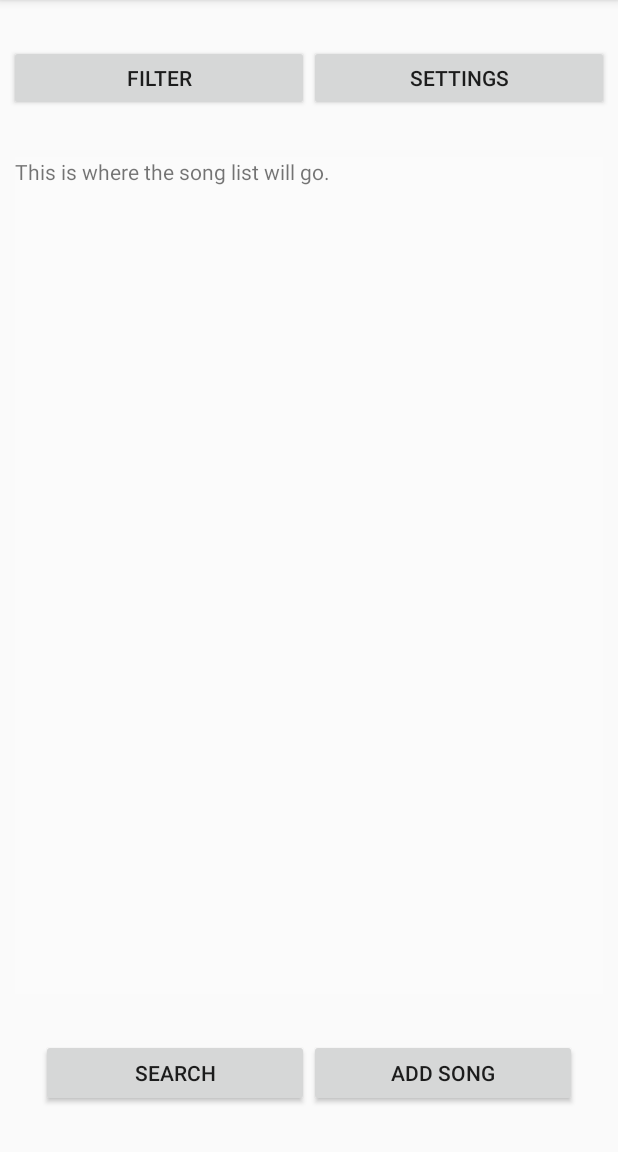
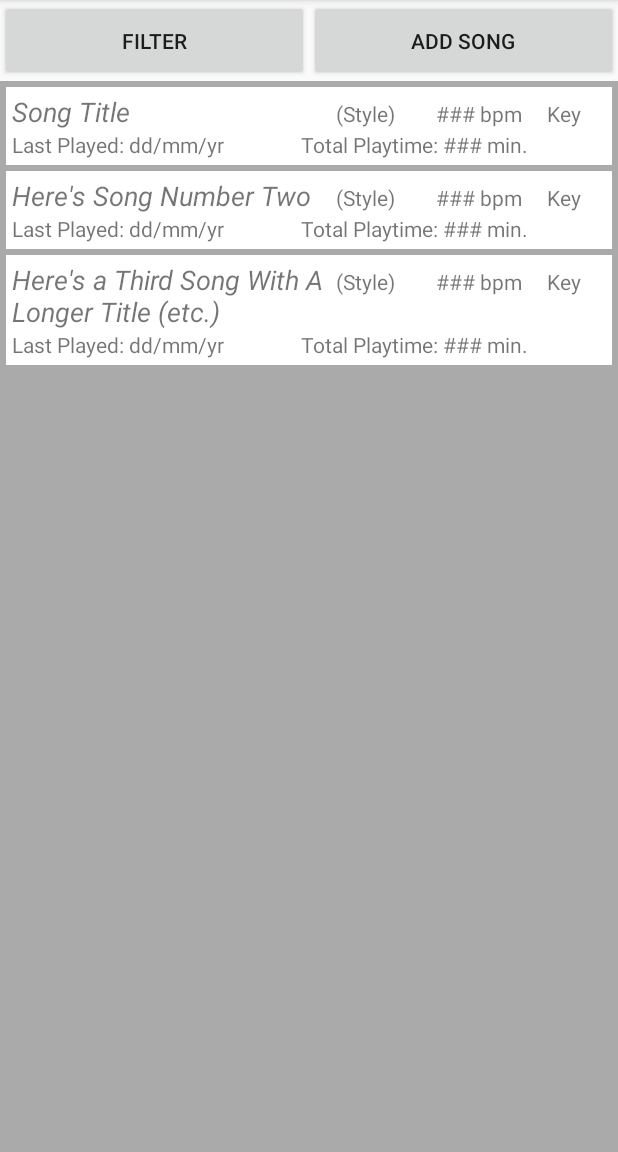
Before and after one commit to calewolf/Repertoire_App, an Android app: the screen it shows after launch (MainActivity), on a phone screen of 412 x 824 dp, the part 84-1236 px from its top. Run offline under Robolectric (Android 15) with nearby library versions, the phone set to English and light mode, and no system bars.

Commit message:
Finished basic UI setup

```diff
--- /dev/null
+++ b/app/src/main/java/com/example/repertoireapp/LayoutAdapter.java
@@ -0,0 +1,53 @@
+package com.example.repertoireapp;
+
+import android.view.LayoutInflater;
+import android.view.View;
+import android.view.ViewGroup;
+import android.widget.TextView;
+
+import androidx.annotation.NonNull;
+import androidx.recyclerview.widget.RecyclerView;
+
+import java.util.ArrayList;
+
+/**
+ * Takes data from the song list passed in and puts it in the RecyclerView.
+ * I still can't explain most of this. I followed a tutorial.
+ */
+public class LayoutAdapter extends RecyclerView.Adapter<LayoutAdapter.SongViewHolder> {
+
+    /** A reference to the song list passed in. */
+    private ArrayList<Song> mySongList;
+
+
+    public static class SongViewHolder extends RecyclerView.ViewHolder {
+        public TextView tempText;
+        public SongViewHolder(@NonNull View itemView) {
+            super(itemView);
+            tempText = itemView.findViewById(R.id.titleText);
+        }
+    }
+
+    public LayoutAdapter(ArrayList<Song> exampleList) {
+        mySongList = exampleList;
+    }
+
+    @NonNull
+    @Override
+    public SongViewHolder onCreateViewHolder(@NonNull ViewGroup parent, int viewType) {
+        View v = LayoutInflater.from(parent.getContext()).inflate(R.layout.song_row, parent, false);
+        SongViewHolder evh = new SongViewHolder(v);
+        return evh;
+    }
+
+    @Override
+    public void onBindViewHolder(@NonNull SongViewHolder holder, int position) {
+        Song currentItem = mySongList.get(position);
+        holder.tempText.setText(currentItem.getTempText());
+    }
+
+    @Override
+    public int getItemCount() {
+        return mySongList.size();
+    }
+}
--- a/app/src/main/java/com/example/repertoireapp/MainActivity.java
+++ b/app/src/main/java/com/example/repertoireapp/MainActivity.java
@@ -1,14 +1,62 @@
 package com.example.repertoireapp;
 
 import androidx.appcompat.app.AppCompatActivity;
+import androidx.recyclerview.widget.LinearLayoutManager;
+import androidx.recyclerview.widget.RecyclerView;
 
 import android.os.Bundle;
+import android.view.View;
+import android.widget.Button;
+import android.widget.LinearLayout;
+
+import java.util.ArrayList;
 
 public class MainActivity extends AppCompatActivity {
+    private RecyclerView mRecyclerView;
+    private RecyclerView.Adapter mAdapter;
+    private RecyclerView.LayoutManager mLayoutManager;
 
     @Override
     protected void onCreate(Bundle savedInstanceState) {
-        super.onCreate(savedInstanceState); // This is a test
+        super.onCreate(savedInstanceState);
         setContentView(R.layout.activity_main);
+
+        // TODO: The Song objects are kept in an ArrayList. Here they are preset.
+        // TODO: Find a way to add and remove songs using the buttons in the app.
+        ArrayList<Song> songList = new ArrayList<>();
+        songList.add(new Song("Song Title"));
+        songList.add(new Song("Here's Song Number Two"));
+        songList.add(new Song("Here's a Third Song With A Longer Title (etc.)"));
+
+        mRecyclerView = findViewById(R.id.recyclerView); // Stores reference to the RecyclerView
+        mRecyclerView.setHasFixedSize(true); // Makes sure it has a fixed size
+        mLayoutManager = new LinearLayoutManager(this);
+
+        // Sets up the RecyclerView adapter. This connects the song list to the layout itself.
+        mAdapter = new LayoutAdapter(songList);
+        mRecyclerView.setLayoutManager(mLayoutManager);
+        mRecyclerView.setAdapter(mAdapter);
+
+        // This sets up a listener for the add song button.
+        Button addSongButton = findViewById(R.id.addSongButton);
+        addSongButton.setOnClickListener(new View.OnClickListener() {
+            @Override
+            public void onClick(View unused) {
+                System.out.println("The add song button was clicked.");
+                // TODO: Implement switching activities to the add song menu.
+            }
+        });
+
+        // This sets up a listener for the add song button.
+        Button filterButton = findViewById(R.id.doFilterButton);
+        filterButton.setOnClickListener(new View.OnClickListener() {
+            @Override
+            public void onClick(View unused) {
+                System.out.println("The filter button was clicked.");
+                // TODO: Implement switching activities to the filter menu.
+            }
+        });
     }
 }
+
+// TODO: Create classes for the Filter, Song, and AddSong menus and make the app work.
--- /dev/null
+++ b/app/src/main/java/com/example/repertoireapp/Song.java
@@ -0,0 +1,28 @@
+package com.example.repertoireapp;
+
+/**
+ * Implements a song to be displayed by song_row.xml.
+ */
+public class Song { // TODO: Finish the Song class constructor and (maybe) getters/setters
+    private String title;
+
+    private String style;
+
+    private int tempo;
+
+    private String key;
+
+    private String lastPlayedDate;
+
+    private int totalPlayMinutes;
+
+    private String tempText;
+
+    public Song(String a) {
+        tempText = a;
+    }
+
+    public String getTempText() {
+        return tempText;
+    }
+}
--- a/app/src/main/res/layout/activity_main.xml
+++ b/app/src/main/res/layout/activity_main.xml
@@ -1,81 +1,50 @@
 <?xml version="1.0" encoding="utf-8"?>
-<androidx.constraintlayout.widget.ConstraintLayout xmlns:android="http://schemas.android.com/apk/res/android"
+<LinearLayout xmlns:android="http://schemas.android.com/apk/res/android"
     xmlns:app="http://schemas.android.com/apk/res-auto"
     xmlns:tools="http://schemas.android.com/tools"
     android:layout_width="match_parent"
     android:layout_height="match_parent"
+    android:orientation="vertical"
     tools:context=".MainActivity">
 
     <LinearLayout
         android:id="@+id/topButtonsGroup"
-        android:layout_width="400dp"
-        android:layout_height="44dp"
-        android:orientation="horizontal"
-        app:layout_constraintBottom_toTopOf="@+id/songsList"
-        app:layout_constraintEnd_toEndOf="parent"
-        app:layout_constraintStart_toStartOf="parent"
-        app:layout_constraintTop_toTopOf="parent">
+        android:layout_width="match_parent"
+        android:layout_height="wrap_content"
+        android:layout_weight="1"
+        android:orientation="horizontal">
 
         <Button
-            android:id="@+id/filterButton"
+            android:id="@+id/doFilterButton"
             android:layout_width="200dp"
-            android:layout_height="wrap_content"
+            android:layout_height="match_parent"
+            android:layout_weight="1"
             android:text="Filter"
-            android:visibility="visible" />
-
-        <Button
-            android:id="@+id/settingsButton"
-            android:layout_width="200dp"
-            android:layout_height="wrap_content"
-            android:text="Settings" />
-    </LinearLayout>
-
-    <LinearLayout
-        android:id="@+id/songsList"
-        android:layout_width="0dp"
-        android:layout_height="558dp"
-        android:layout_marginStart="10dp"
-        android:layout_marginLeft="10dp"
-        android:layout_marginEnd="10dp"
-        android:layout_marginRight="10dp"
-        android:background="#2CFFFFFF"
-        android:orientation="vertical"
-        app:layout_constraintBottom_toTopOf="@id/bottomButtonsGroup"
-        app:layout_constraintEnd_toEndOf="parent"
-        app:layout_constraintStart_toStartOf="parent"
-        app:layout_constraintTop_toBottomOf="@id/topButtonsGroup">
-
-        <TextView
-            android:id="@+id/simpleText"
-            android:layout_width="match_parent"
-            android:layout_height="match_parent"
-            android:text="This is where the song list will go." />
-    </LinearLayout>
-
-    <LinearLayout
-        android:id="@+id/bottomButtonsGroup"
-        android:layout_width="357dp"
-        android:layout_height="45dp"
-        android:orientation="horizontal"
-        app:layout_constraintBottom_toBottomOf="parent"
-        app:layout_constraintEnd_toEndOf="parent"
-        app:layout_constraintStart_toStartOf="parent"
-        app:layout_constraintTop_toBottomOf="@+id/songsList">
-
-        <Button
-            android:id="@+id/searchButton"
-            android:layout_width="200dp"
-            android:layout_height="wrap_content"
-            android:layout_weight="1"
-            android:text="@android:string/search_go"
             android:visibility="visible" />
 
         <Button
             android:id="@+id/addSongButton"
             android:layout_width="200dp"
-            android:layout_height="wrap_content"
+            android:layout_height="match_parent"
             android:layout_weight="1"
             android:text="Add Song" />
+
     </LinearLayout>
 
-</androidx.constraintlayout.widget.ConstraintLayout>
+    <LinearLayout
+        android:id="@+id/songsList"
+        android:layout_width="match_parent"
+        android:layout_height="wrap_content"
+        android:layout_weight="80"
+        android:orientation="vertical" >
+
+        <androidx.recyclerview.widget.RecyclerView
+            android:id="@+id/recyclerView"
+            android:layout_width="match_parent"
+            android:layout_height="match_parent"
+            android:background="@android:color/darker_gray"
+            android:padding="4dp"
+            android:scrollbars="vertical" />
+    </LinearLayout>
+
+</LinearLayout>
--- /dev/null
+++ b/app/src/main/res/layout/song_row.xml
@@ -0,0 +1,74 @@
+<?xml version="1.0" encoding="utf-8"?>
+<LinearLayout xmlns:android="http://schemas.android.com/apk/res/android"
+    xmlns:app="http://schemas.android.com/apk/res-auto"
+    xmlns:tools="http://schemas.android.com/tools"
+    android:id="@+id/cardView"
+    android:layout_width="match_parent"
+    android:layout_height="wrap_content"
+    android:layout_marginBottom="4dp"
+    android:background="@android:color/white"
+    android:orientation="vertical"
+    android:padding="4dp">
+
+    <LinearLayout
+        android:id="@+id/topRow"
+        android:layout_width="match_parent"
+        android:layout_height="match_parent"
+        android:layout_weight="1"
+        android:orientation="horizontal">
+
+        <TextView
+            android:id="@+id/titleText"
+            android:layout_width="200dp"
+            android:layout_height="wrap_content"
+            android:layout_weight="1"
+            android:text="Song Title"
+            android:textSize="18sp"
+            android:textStyle="italic" />
+
+        <TextView
+            android:id="@+id/menuStyleText"
+            android:layout_width="50dp"
+            android:layout_height="wrap_content"
+            android:layout_weight="1"
+            android:text="(Style)" />
+
+        <TextView
+            android:id="@+id/menuTempoText"
+            android:layout_width="wrap_content"
+            android:layout_height="wrap_content"
+            android:layout_weight="1"
+            android:text="### bpm" />
+
+        <TextView
+            android:id="@+id/menuKeyText"
+            android:layout_width="wrap_content"
+            android:layout_height="wrap_content"
+            android:layout_weight="1"
+            android:text="Key" />
+
+    </LinearLayout>
+
+    <LinearLayout
+        android:id="@+id/bottomRow"
+        android:layout_width="match_parent"
+        android:layout_height="match_parent"
+        android:layout_weight="1"
+        android:orientation="horizontal">
+
+        <TextView
+            android:id="@+id/menuLastPlayedText"
+            android:layout_width="wrap_content"
+            android:layout_height="wrap_content"
+            android:layout_weight="1"
+            android:text="Last Played: dd/mm/yr" />
+
+        <TextView
+            android:id="@+id/totalPlaytimeText"
+            android:layout_width="wrap_content"
+            android:layout_height="wrap_content"
+            android:layout_weight="1"
+            android:text="Total Playtime: ### min." />
+    </LinearLayout>
+
+</LinearLayout>
```
Also changed, not shown: app/src/main/res/layout/activity_add_song.xml (added, +92 -0 lines), app/src/main/res/layout/activity_filter_menu.xml (added, +150 -0 lines), app/src/main/res/layout/activity_song_menu.xml (added, +141 -0 lines).
